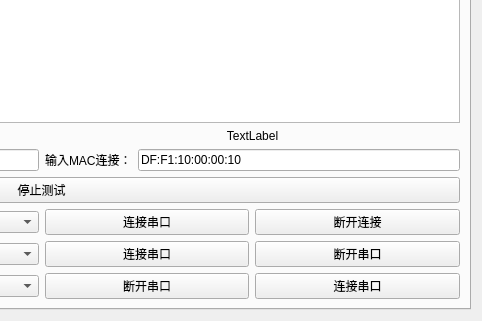
Above: work_station/freework/qfreework.ui from yuhuang163/test before the change; both pictures show x 399 to 881 and y 195 to 516 of the 881 by 516 pixel window. Below: the same form after it.
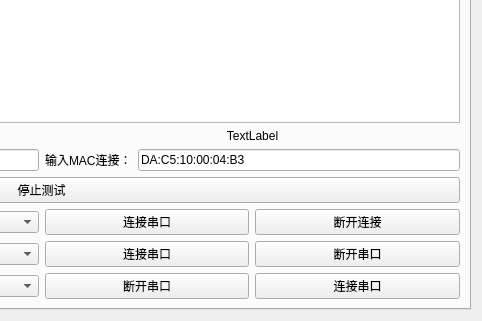
That is the form after the change.

Patch:
```diff
--- a/work_station/freework/qfreework.ui
+++ b/work_station/freework/qfreework.ui
@@ -167,7 +167,7 @@
                  <string/>
                 </property>
                 <property name="text">
-                 <string>DF:F1:10:00:00:10</string>
+                 <string>DA:C5:10:00:04:B3</string>
                 </property>
                 <property name="placeholderText">
                  <string>切换英文输入再扫码</string>
```
